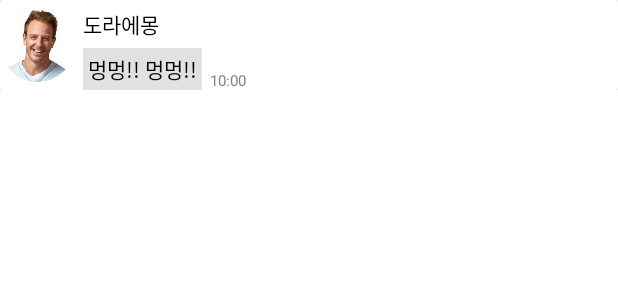
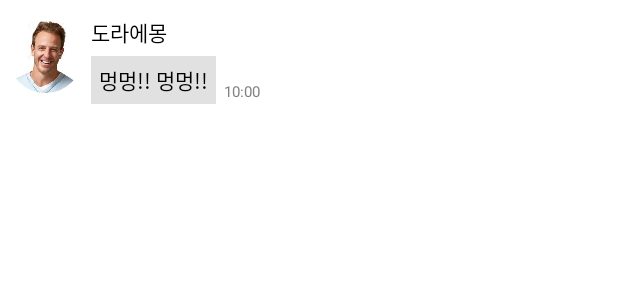
Before and after one commit to GoDoG-app/project-GoDoG-android, an Android app: the layout chat_message_row.xml on its own in the app's theme, with its tools: preview values and no code run, on a phone screen of 412 x 824 dp. Shown: the top 300 px of the screen. Run offline under Robolectric (Android 15) with nearby library versions, the phone set to English and light mode, and no system bars.

Commit message:
채팅메세지 완료

```diff
--- a/app/src/main/res/layout/chat_message_row.xml
+++ b/app/src/main/res/layout/chat_message_row.xml
@@ -1,6 +1,7 @@
 <?xml version="1.0" encoding="utf-8"?>
 <androidx.constraintlayout.widget.ConstraintLayout xmlns:android="http://schemas.android.com/apk/res/android"
     xmlns:app="http://schemas.android.com/apk/res-auto"
+    xmlns:tools="http://schemas.android.com/tools"
     android:layout_width="match_parent"
     android:layout_height="wrap_content">
 
@@ -8,18 +9,23 @@
         android:id="@+id/cardView"
         android:layout_width="match_parent"
         android:layout_height="wrap_content"
+        android:layout_margin="5dp"
+        app:cardCornerRadius="0dp"
+        app:cardElevation="0dp"
         app:layout_constraintEnd_toEndOf="parent"
         app:layout_constraintStart_toStartOf="parent"
         app:layout_constraintTop_toTopOf="parent">
 
         <LinearLayout
             android:layout_width="match_parent"
-            android:layout_height="match_parent"
+            android:layout_height="wrap_content"
+            android:layout_marginBottom="5dp"
             android:orientation="vertical">
 
             <LinearLayout
                 android:layout_width="match_parent"
-                android:layout_height="match_parent"
+                android:layout_height="wrap_content"
+                android:layout_marginBottom="5dp"
                 android:orientation="horizontal">
 
                 <de.hdodenhof.circleimageview.CircleImageView
@@ -30,21 +36,25 @@
                     android:src="@drawable/images_man" />
 
                 <LinearLayout
-                    android:layout_width="wrap_content"
+                    android:layout_width="match_parent"
                     android:layout_height="wrap_content"
                     android:orientation="vertical">
 
                     <TextView
                         android:id="@+id/txtNickname"
-                        android:layout_width="wrap_content"
+                        android:layout_width="match_parent"
                         android:layout_height="wrap_content"
-                        android:layout_margin="5dp"
+                        android:layout_marginStart="5dp"
+                        android:layout_marginTop="5dp"
+                        android:layout_marginEnd="5dp"
+                        android:layout_marginBottom="5dp"
                         android:text="도라에몽"
                         android:textColor="#000000" />
 
                     <LinearLayout
-                        android:layout_width="wrap_content"
-                        android:layout_height="wrap_content"
+                        android:id="@+id/linearLayout1"
+                        android:layout_width="match_parent"
+                        android:layout_height="match_parent"
                         android:orientation="horizontal">
 
                         <TextView
@@ -53,7 +63,7 @@
                             android:layout_height="wrap_content"
                             android:layout_marginLeft="5dp"
                             android:background="#E1E1E1"
-                            android:padding="3dp"
+                            android:padding="5dp"
                             android:text="멍멍!! 멍멍!!"
                             android:textColor="#000000" />
 
@@ -61,11 +71,15 @@
                             android:id="@+id/txtTime"
                             android:layout_width="wrap_content"
                             android:layout_height="wrap_content"
-                            android:layout_margin="5dp"
+                            android:layout_marginStart="5dp"
+                            android:layout_marginTop="5dp"
+                            android:layout_marginEnd="5dp"
+                            android:layout_marginBottom="5dp"
                             android:text="10:00"
                             android:textColor="#828282"
                             android:textSize="10sp" />
                     </LinearLayout>
+
                 </LinearLayout>
 
             </LinearLayout>
--- a/app/src/main/res/layout/fragment_chat.xml
+++ b/app/src/main/res/layout/fragment_chat.xml
@@ -1,6 +1,7 @@
 <?xml version="1.0" encoding="utf-8"?>
 <FrameLayout xmlns:android="http://schemas.android.com/apk/res/android"
     xmlns:tools="http://schemas.android.com/tools"
+    android:id="@+id/chatFragment"
     android:layout_width="match_parent"
     android:layout_height="match_parent"
     tools:context=".ChatFragment">
```
Also changed, not shown: app/src/main/java/com/blue/walking/ChatFragment.java (+21 -40 lines), app/src/main/java/com/blue/walking/ChatRoomActivity.java (+3 -9 lines), app/src/main/java/com/blue/walking/adapter/ChatRoomAdapter.java (+52 -1 lines).
